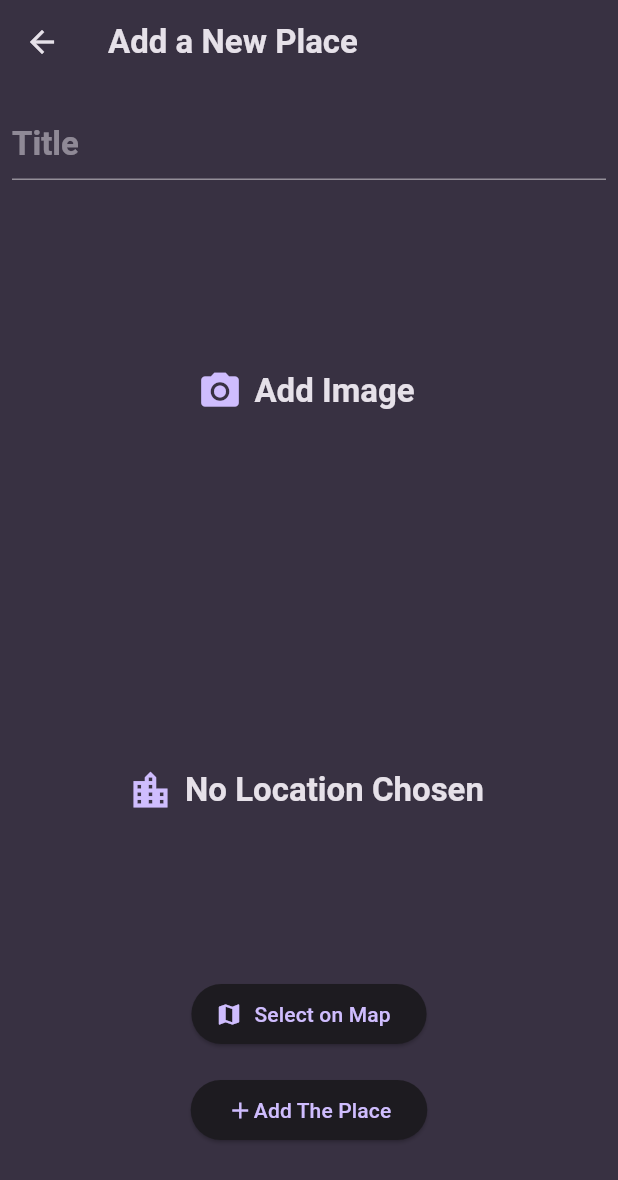
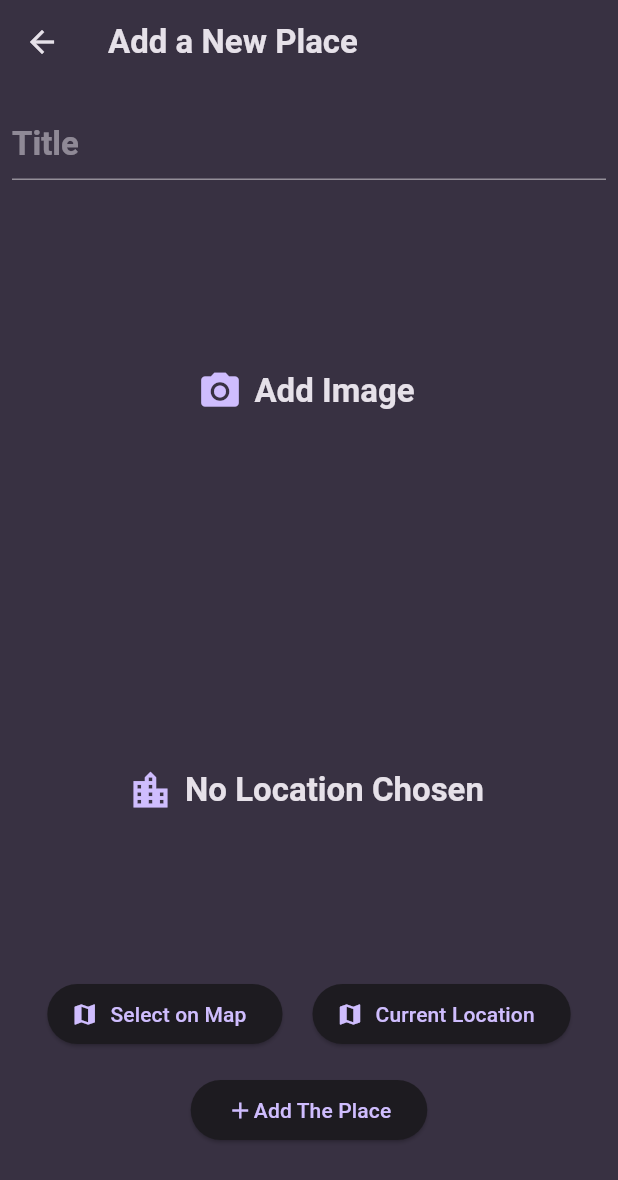
Before and after one commit to Mohamedismaell/Favorite_Places_App, a Flutter app: the screen it shows after launch, after a tap on the "add" icon, on a phone screen of 412 x 824 dp. Shown: the top 1180 px of the screen. Run offline on Flutter 3.47's test engine with Material 3 defaults, Android fonts, the phone set to English and light mode, and no system bars; our stand-ins replace flutter_dotenv, flutter_riverpod, google_fonts, image_picker, location, sqflite; missing offline and left inert: mapbox_maps_flutter; accounts and stored records are empty.

Commit message:
Refactor code structure and implement SQLite database for user places management

```diff
--- a/Trash/locationTrashTest1.dart
+++ b/Trash/locationTrashTest1.dart
@@ -1,5 +1,3 @@
-import 'dart:convert';
-import 'package:http/http.dart' as http;
 import 'package:favorite_places/model/place.dart';
 import 'package:favorite_places/screen/mapbox_screen.dart';
 import 'package:flutter/material.dart';
--- a/lib/model/place.dart
+++ b/lib/model/place.dart
@@ -14,13 +14,15 @@ class PlaceLocation {
 }
 
 class Place {
+  Place({
+    required this.title,
+    required this.image,
+    required this.location,
+    String? id,
+  }) : id = id ?? uuid.v4();
+
   final String id;
   final String title;
   final dynamic image;
   final PlaceLocation location;
-  Place({
-    required this.title,
-    required this.image,
-    required this.location,
-  }) : id = uuid.v4();
 }
--- a/lib/provider/user_places.dart
+++ b/lib/provider/user_places.dart
@@ -1,20 +1,75 @@
 import 'dart:io';
 import 'package:favorite_places/model/place.dart';
 import 'package:flutter_riverpod/legacy.dart';
+import 'package:path_provider/path_provider.dart'
+    as syspath;
+import 'package:path/path.dart' as path;
+import 'package:sqflite/sqflite.dart' as sql;
+
+import 'package:sqflite/sqlite_api.dart';
+
+Future<Database> _getDataBase() async {
+  final dbpath = await sql.getDatabasesPath();
+  final dp = await sql.openDatabase(
+    path.join(dbpath, 'place.db'),
+    onCreate: (db, version) {
+      return db.execute(
+        'CREATE TABLE user_places (id TEXT PRIMARY KEY, title TEXT, image TEXT, lat REAL, lng REAL, address TEXT)',
+      );
+    },
+    version: 1,
+  );
+
+  return dp;
+}
 
 class UserPlacesNotifier
     extends StateNotifier<List<Place>> {
   UserPlacesNotifier() : super(const []);
+
+  Future<void> loadPlaces() async {
+    final dp = await _getDataBase();
+    final data = await dp.query('user_places');
+    final places = data.map((row) {
+      return Place(
+        id: row['id'] as String,
+        title: row['title'] as String,
+        image: File(row['image'] as String),
+        location: PlaceLocation(
+          lat: row['lat'] as double,
+          lng: row['lng'] as double,
+          address: row['address'] as String,
+        ),
+      );
+    }).toList();
+    state = places;
+  }
+
   void addPlace(
     String place,
     File image,
     PlaceLocation location,
-  ) {
+  ) async {
+    final appDir = await syspath
+        .getApplicationDocumentsDirectory();
+    final fileName = path.basename(image.path);
+    final copiedImage = await image.copy(
+      '${appDir.path}/$fileName',
+    );
     final newPlace = Place(
       title: place,
-      image: image,
+      image: copiedImage,
       location: location,
     );
+    final dp = await _getDataBase();
+    await dp.insert('user_places', {
+      'id': newPlace.id,
+      'title': newPlace.title,
+      'image': newPlace.image.path,
+      'lat': newPlace.location.lat,
+      'lng': newPlace.location.lng,
+      'address': newPlace.location.address,
+    });
     state = [...state, newPlace];
   }
 }
--- a/lib/screen/mapbox_screen.dart
+++ b/lib/screen/mapbox_screen.dart
@@ -1,5 +1,3 @@
-// import 'dart:nativewrappers/_internal/vm/lib/ffi_native_type_patch.dart';
-
 import 'dart:async';
 import 'dart:typed_data';
 import 'package:favorite_places/model/place.dart';
@@ -9,6 +7,7 @@ import 'package:location/location.dart';
 import 'package:flutter/material.dart';
 import 'package:mapbox_maps_flutter/mapbox_maps_flutter.dart';
 
+// ignore: must_be_immutable
 class MapboxScreen extends StatefulWidget {
   MapboxScreen({
     super.key,
--- a/lib/screen/place_details_screen.dart
+++ b/lib/screen/place_details_screen.dart
@@ -1,6 +1,5 @@
 import 'package:favorite_places/model/place.dart';
 import 'package:flutter/material.dart';
-import 'package:mapbox_maps_flutter/mapbox_maps_flutter.dart';
 
 class PlaceDetailsScreen extends StatelessWidget {
   const PlaceDetailsScreen({
@@ -45,7 +44,9 @@ class PlaceDetailsScreen extends StatelessWidget {
                   begin: Alignment.topCenter,
                   end: Alignment.bottomCenter,
                   colors: [
+                    // ignore: deprecated_member_use
                     Colors.transparent.withOpacity(0.0),
+                    // ignore: deprecated_member_use
                     Colors.black.withOpacity(0.7),
                   ],
                 ),
--- a/lib/screen/places_screen.dart
+++ b/lib/screen/places_screen.dart
@@ -1,6 +1,5 @@
 import 'package:favorite_places/provider/user_places.dart';
 import 'package:favorite_places/screen/add_place_screen.dart';
-import 'package:favorite_places/screen/mapbox_screen.dart';
 import 'package:favorite_places/widget/places_list.dart';
 import 'package:flutter/material.dart';
 import 'package:flutter_riverpod/flutter_riverpod.dart';
@@ -20,6 +19,16 @@ class PlacesListScreen extends ConsumerState<PlacesScreen> {
     );
   }
 
+  late Future<void> _placesFutuer;
+  @override
+  void initState() {
+    super.initState();
+
+    _placesFutuer = ref
+        .read(userPlacesProvider.notifier)
+        .loadPlaces();
+  }
+
   @override
   Widget build(BuildContext context) {
     final userPlaces = ref.watch(userPlacesProvider);
@@ -35,7 +44,14 @@ class PlacesListScreen extends ConsumerState<PlacesScreen> {
           ),
         ],
       ),
-      body: PlacesList(places: userPlaces),
+      body: FutureBuilder(
+        future: _placesFutuer,
+        builder: (context, snapshot) =>
+            snapshot.connectionState ==
+                ConnectionState.waiting
+            ? Center(child: CircularProgressIndicator())
+            : PlacesList(places: userPlaces),
+      ),
     );
   }
 }
--- a/lib/widget/location_input.dart
+++ b/lib/widget/location_input.dart
@@ -120,6 +120,25 @@ class _LocationInputState extends State<LocationInput> {
     widget.onSelectLocation(result);
   }
 
+  Future<void> _currentLocation() async {
+    setState(() => _isResolvingAddress = true);
+    final locationData = await Location().getLocation();
+    final finalAddress = await _reverseGeocode(
+      locationData.latitude!,
+      locationData.longitude!,
+    );
+    if (!mounted) return;
+    setState(() => _isResolvingAddress = false);
+    final result = PlaceLocation(
+      lat: locationData.latitude!,
+      lng: locationData.longitude!,
+      address: finalAddress,
+    );
+    setState(() => _pickedLocation = result);
+    // Call callback OUTSIDE setState to avoid rebuild-on-dispose issues
+    widget.onSelectLocation(result);
+  }
+
   @override
   Widget build(BuildContext context) {
     final theme = Theme.of(context);
@@ -160,6 +179,12 @@ class _LocationInputState extends State<LocationInput> {
               icon: const Icon(Icons.map),
               label: const Text('Select on Map'),
             ),
+            const SizedBox(width: 20),
+            ElevatedButton.icon(
+              onPressed: _currentLocation,
+              icon: const Icon(Icons.map),
+              label: const Text('Current Location'),
+            ),
           ],
         ),
       ],
--- a/pubspec.yaml
+++ b/pubspec.yaml
@@ -19,6 +19,9 @@ dependencies:
   mapbox_maps_flutter: ^2.11.0
   flutter_dotenv: ^6.0.0
   geolocator: ^14.0.2
+  path_provider: ^2.1.5
+  path: ^1.9.1
+  sqflite: ^2.4.2
 
 dev_dependencies:
   flutter_test:
```
Also changed, not shown: pubspec.lock, 1 other file.
